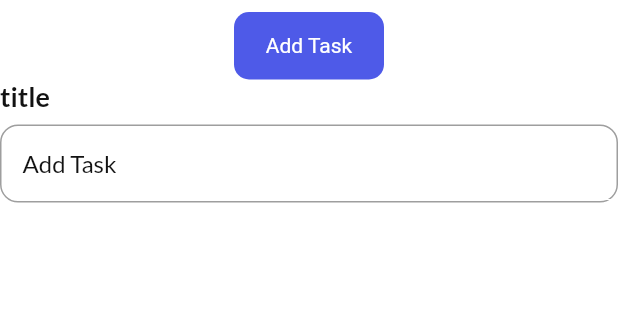
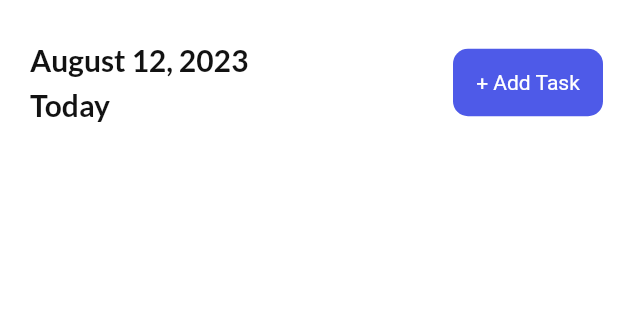
Before and after one commit to dev-KarimAhmed/to_do_app_getx_sqflit, a Flutter app: the screen it shows after launch, on a phone screen of 412 x 824 dp, the part 72-392 px from its top. Run offline on Flutter 3.47's test engine with Material 2 defaults, Android fonts, the phone set to English and light mode, and no system bars; our stand-ins replace get, get_storage, google_fonts.

Commit message:
create task bar

```diff
--- a/lib/controllers/task_controller.dart
+++ b/lib/controllers/task_controller.dart
@@ -1,3 +1,5 @@
 import 'package:get/get_state_manager/src/simple/get_controllers.dart';
 
-class TaskController extends GetxController{}
+class TaskController extends GetxController {
+  getTasks() {}
+}
--- a/lib/ui/pages/home_page.dart
+++ b/lib/ui/pages/home_page.dart
@@ -1,8 +1,10 @@
 import 'package:flutter/material.dart';
 import 'package:get/get.dart';
+import 'package:intl/intl.dart';
 import 'package:to_do_app_getx_sqflit/services/theme_services.dart';
 import 'package:to_do_app_getx_sqflit/ui/theme.dart';
 
+import '../../controllers/task_controller.dart';
 import '../size_config.dart';
 import '../widgets/button.dart';
 import '../widgets/input_field.dart';
@@ -48,20 +50,46 @@ class _HomePageState extends State<HomePage> {
         ],
       ),
       body: SingleChildScrollView(
-        child: Column(
-          mainAxisAlignment: MainAxisAlignment.center,
-          crossAxisAlignment: CrossAxisAlignment.center,
-          children: [
-            MyButton(
-              label: 'Add Task',
-              onTap: () {
-                Get.to(AddTaskPage());
-              },
-            ),
-            InputField(hint: 'Add Task', title: 'title'),
-          ],
+        child: Container(
+          margin: EdgeInsets.only(left: 20, top: 20, right: 10),
+          child: Column(
+            children: [
+              taskBar(),
+            ],
+          ),
         ),
       ),
     );
   }
+
+  Row taskBar() {
+    return Row(
+      mainAxisAlignment: MainAxisAlignment.spaceBetween,
+      children: [
+        Column(
+          crossAxisAlignment: CrossAxisAlignment.start,
+          children: [
+            Text(
+              DateFormat.yMMMMd().format(DateTime.now()),
+              style: subHeadingStyle,
+            ),
+            SizedBox(
+              height: 6,
+            ),
+            Text(
+              'Today',
+              style: subHeadingStyle,
+            ),
+          ],
+        ),
+        MyButton(
+          label: '+ Add Task',
+          onTap: () async {
+            await Get.to(AddTaskPage());
+            TaskController().getTasks();
+          },
+        ),
+      ],
+    );
+  }
 }
```
